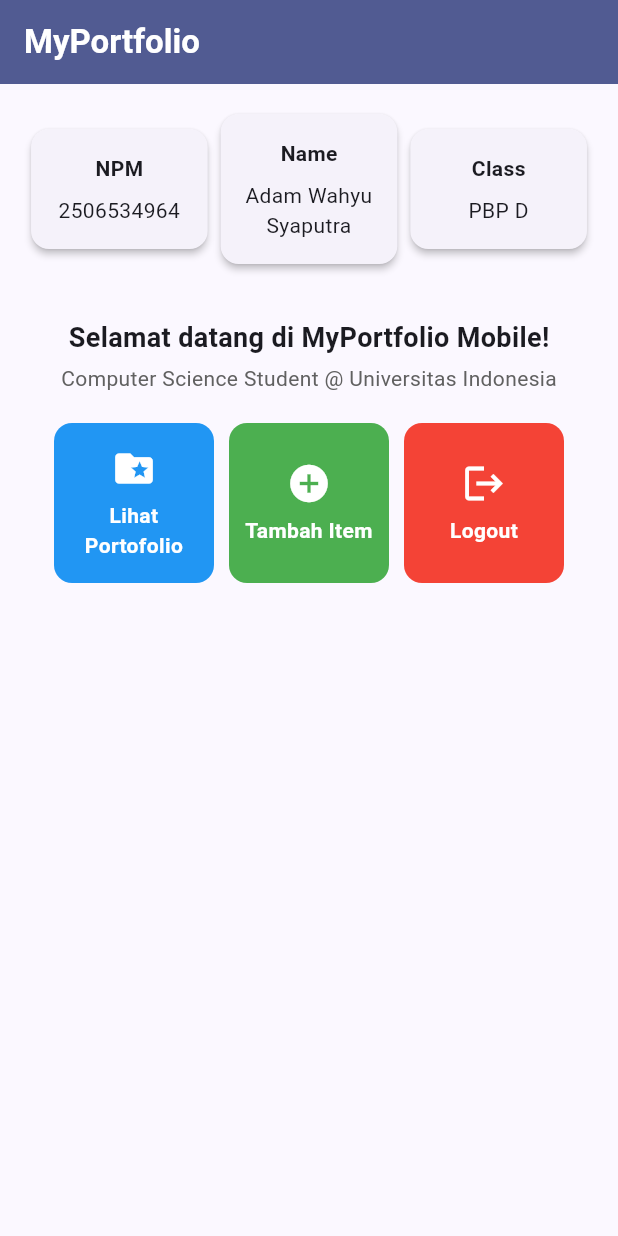
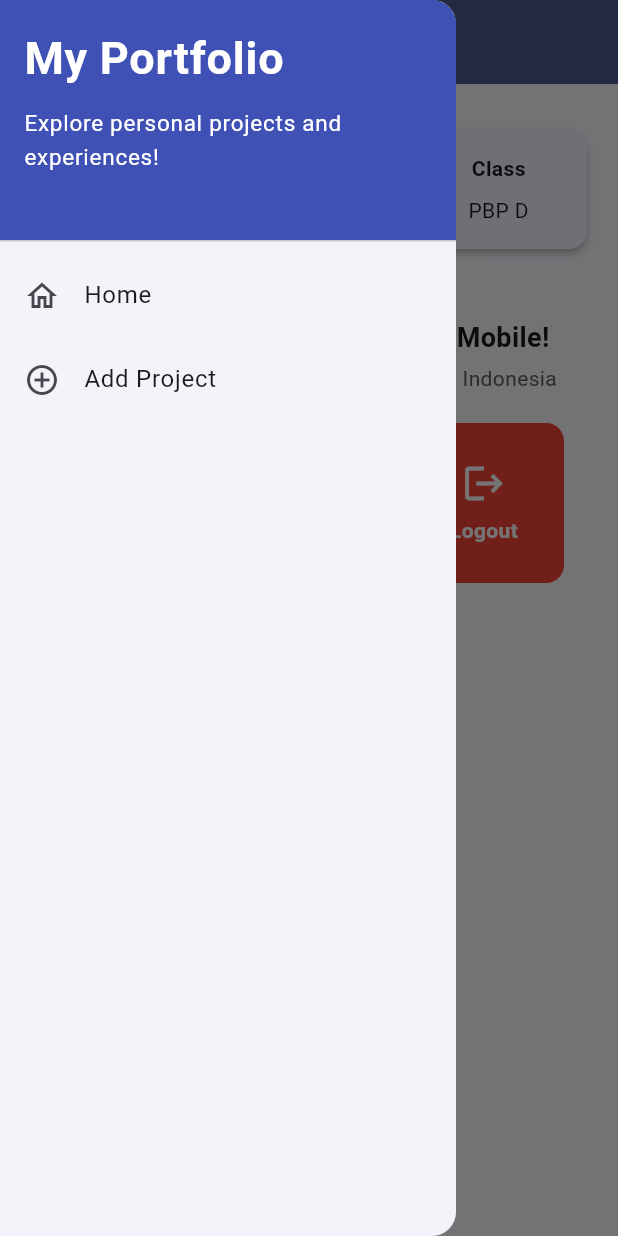
Before and after one commit to adamwsyaputra/myportofolio_mobile, a Flutter app: the screen it shows after launch, with the side drawer open (before the commit the screen has no drawer), on a phone screen of 412 x 824 dp. Run offline on Flutter 3.47's test engine with Material 3 defaults, Android fonts, the phone set to English and light mode, and no system bars; our stand-ins replace material_ui.

Commit message:
feat(tutorial-9): add LeftDrawer, ProjectFormPage, navigation, and refactor screens/widgets

```diff
--- a/lib/main.dart
+++ b/lib/main.dart
@@ -1,5 +1,5 @@
-import 'package:flutter/material.dart';
-import 'package:myportofolio_mobile/menu.dart';
+import 'package:material_ui/material_ui.dart';
+import 'package:myportofolio_mobile/screens/menu.dart';
 
 void main() {
   runApp(const MyApp());
--- a/lib/menu.dart
+++ b/lib/screens/menu.dart
@@ -1,4 +1,6 @@
-import 'package:flutter/material.dart';
+import 'package:material_ui/material_ui.dart';
+import 'package:myportofolio_mobile/widgets/left_drawer.dart';
+import 'package:myportofolio_mobile/widgets/project_card.dart';
 
 /// Main menu page displaying the portfolio owner's identity and action buttons.
 class MyHomePage extends StatelessWidget {
@@ -26,7 +28,9 @@ class MyHomePage extends StatelessWidget {
           ),
         ),
         backgroundColor: Theme.of(context).colorScheme.primary,
+        iconTheme: const IconThemeData(color: Colors.white),
       ),
+      drawer: const LeftDrawer(),
       body: SingleChildScrollView(
         child: Padding(
           padding: const EdgeInsets.all(16.0),
@@ -116,65 +120,3 @@ class InfoCard extends StatelessWidget {
     );
   }
 }
-
-/// Data model representing an action button item on the homepage grid.
-class ItemHomepage {
-  final String name;
-  final IconData icon;
-  final Color color;
-
-  ItemHomepage(this.name, this.icon, this.color);
-}
-
-/// Interactive card button widget that triggers a themed SnackBar when tapped.
-class ItemCard extends StatelessWidget {
-  final ItemHomepage item;
-
-  const ItemCard(this.item, {super.key});
-
-  @override
-  Widget build(BuildContext context) {
-    return Material(
-      color: item.color,
-      borderRadius: BorderRadius.circular(12),
-      child: InkWell(
-        borderRadius: BorderRadius.circular(12),
-        onTap: () {
-          ScaffoldMessenger.of(context)
-            ..hideCurrentSnackBar()
-            ..showSnackBar(
-              SnackBar(
-                backgroundColor: item.color,
-                behavior: SnackBarBehavior.floating,
-                content: Text("Kamu telah menekan tombol ${item.name}!"),
-              ),
-            );
-        },
-        child: Container(
-          padding: const EdgeInsets.all(8),
-          child: Center(
-            child: Column(
-              mainAxisAlignment: MainAxisAlignment.center,
-              children: [
-                Icon(
-                  item.icon,
-                  color: Colors.white,
-                  size: 30.0,
-                ),
-                const Padding(padding: EdgeInsets.all(3)),
-                Text(
-                  item.name,
-                  textAlign: TextAlign.center,
-                  style: const TextStyle(
-                    color: Colors.white,
-                    fontWeight: FontWeight.w600,
-                  ),
-                ),
-              ],
-            ),
-          ),
-        ),
-      ),
-    );
-  }
-}
--- /dev/null
+++ b/lib/widgets/left_drawer.dart
@@ -0,0 +1,68 @@
+import 'package:material_ui/material_ui.dart';
+import 'package:myportofolio_mobile/screens/menu.dart';
+import 'package:myportofolio_mobile/screens/project_form.dart';
+
+/// Navigation drawer displayed on the left side of main portfolio screens.
+class LeftDrawer extends StatelessWidget {
+  const LeftDrawer({super.key});
+
+  @override
+  Widget build(BuildContext context) {
+    return Drawer(
+      child: ListView(
+        children: [
+          const DrawerHeader(
+            decoration: BoxDecoration(
+              color: Colors.indigo,
+            ),
+            child: Column(
+              crossAxisAlignment: CrossAxisAlignment.start,
+              children: [
+                Text(
+                  'My Portfolio',
+                  style: TextStyle(
+                    fontSize: 30,
+                    fontWeight: FontWeight.bold,
+                    color: Colors.white,
+                  ),
+                ),
+                SizedBox(height: 10),
+                Text(
+                  'Explore personal projects and experiences!',
+                  style: TextStyle(
+                    fontSize: 15,
+                    color: Colors.white,
+                  ),
+                ),
+              ],
+            ),
+          ),
+          ListTile(
+            leading: const Icon(Icons.home_outlined),
+            title: const Text('Home'),
+            onTap: () {
+              Navigator.pushReplacement(
+                context,
+                MaterialPageRoute(
+                  builder: (context) => MyHomePage(),
+                ),
+              );
+            },
+          ),
+          ListTile(
+            leading: const Icon(Icons.add_circle_outline),
+            title: const Text('Add Project'),
+            onTap: () {
+              Navigator.pushReplacement(
+                context,
+                MaterialPageRoute(
+                  builder: (context) => const ProjectFormPage(),
+                ),
+              );
+            },
+          ),
+        ],
+      ),
+    );
+  }
+}
--- /dev/null
+++ b/lib/widgets/project_card.dart
@@ -0,0 +1,75 @@
+import 'package:material_ui/material_ui.dart';
+import 'package:myportofolio_mobile/screens/project_form.dart';
+
+/// Data model representing an action button item on the homepage grid.
+class ItemHomepage {
+  final String name;
+  final IconData icon;
+  final Color color;
+
+  ItemHomepage(this.name, this.icon, this.color);
+}
+
+/// Interactive card button widget that triggers a themed SnackBar and navigation when tapped.
+class ItemCard extends StatelessWidget {
+  final ItemHomepage item;
+
+  const ItemCard(this.item, {super.key});
+
+  @override
+  Widget build(BuildContext context) {
+    return Material(
+      color: item.color,
+      borderRadius: BorderRadius.circular(12),
+      child: InkWell(
+        borderRadius: BorderRadius.circular(12),
+        onTap: () {
+          ScaffoldMessenger.of(context)
+            ..hideCurrentSnackBar()
+            ..showSnackBar(
+              SnackBar(
+                backgroundColor: item.color,
+                behavior: SnackBarBehavior.floating,
+                content: Text("Kamu telah menekan tombol ${item.name}!"),
+              ),
+            );
+
+          if (item.name == "Tambah Item" ||
+              item.name == "Tambah Proyek" ||
+              item.name == "Add Project") {
+            Navigator.push(
+              context,
+              MaterialPageRoute(
+                builder: (context) => const ProjectFormPage(),
+              ),
+            );
+          }
+        },
+        child: Container(
+          padding: const EdgeInsets.all(8),
+          child: Center(
+            child: Column(
+              mainAxisAlignment: MainAxisAlignment.center,
+              children: [
+                Icon(
+                  item.icon,
+                  color: Colors.white,
+                  size: 30.0,
+                ),
+                const Padding(padding: EdgeInsets.all(3)),
+                Text(
+                  item.name,
+                  textAlign: TextAlign.center,
+                  style: const TextStyle(
+                    color: Colors.white,
+                    fontWeight: FontWeight.w600,
+                  ),
+                ),
+              ],
+            ),
+          ),
+        ),
+      ),
+    );
+  }
+}
--- a/pubspec.yaml
+++ b/pubspec.yaml
@@ -34,6 +34,7 @@ dependencies:
   # The following adds the Cupertino Icons font to your application.
   # Use with the CupertinoIcons class for iOS style icons.
   cupertino_icons: ^1.0.8
+  material_ui: ^1.11.0
 
 dev_dependencies:
   flutter_test:
```
Also changed, not shown: lib/screens/project_form.dart (added, +219 -0 lines), pubspec.lock, 1 other file.
